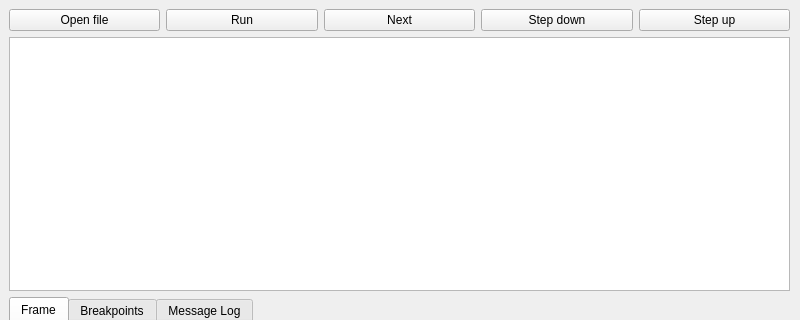
The window that MainWindow.ui (tetsuo-cpp/visual-lldb) describes before a commit, drawn with Qt 5; both pictures show x 0 to 800 and y 0 to 320 of the 800 by 600 pixel window.
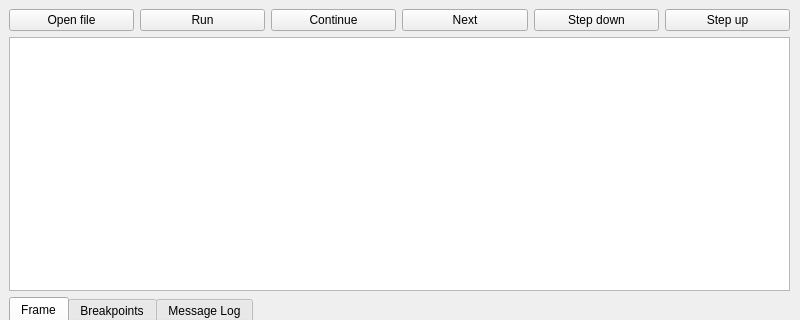
The same window after the commit. Custom widgets are drawn as their Qt base class.

Commit message: Add a button to resume the process

```diff
--- a/MainWindow.ui
+++ b/MainWindow.ui
@@ -43,6 +43,13 @@
          </property>
         </widget>
        </item>
+       <item>
+        <widget class="QPushButton" name="continueButton">
+         <property name="text">
+          <string>Continue</string>
+         </property>
+        </widget>
+       </item>
        <item>
         <widget class="QPushButton" name="nextButton">
          <property name="text">
```
The commit also changes 5 other files.
